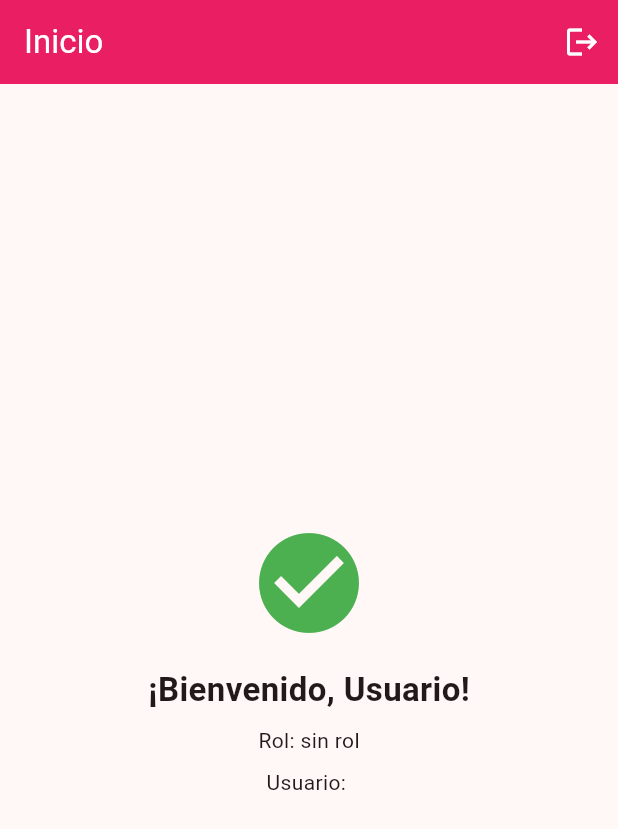
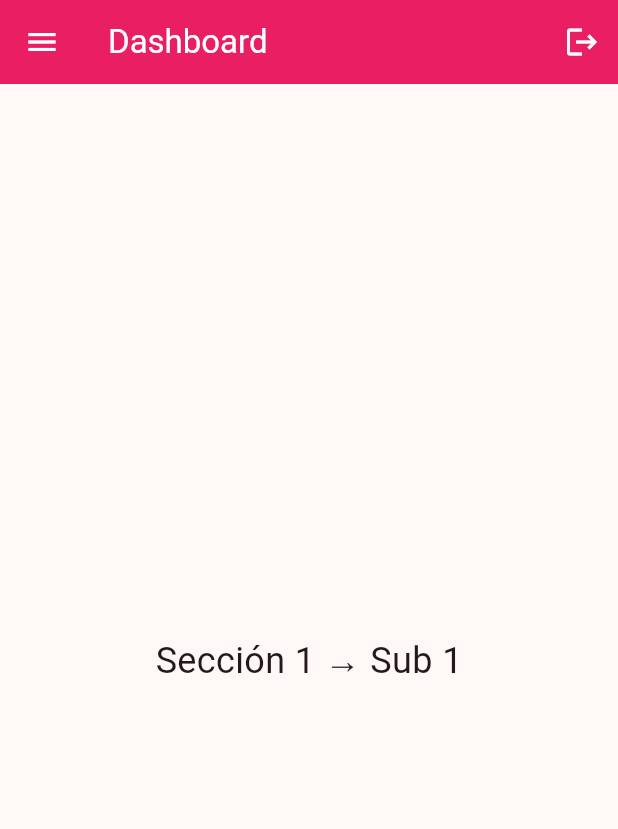
Before and after one commit to omarRV2216/agendaFront, a Flutter app: the HomeScreen screen opened directly, on a phone screen of 412 x 824 dp. Shown: the top 829 px of the screen. Run offline on Flutter 3.47's test engine with Material 3 defaults, Android fonts, the phone set to English and light mode, and no system bars; our stand-ins replace dio, shared_preferences; accounts and stored records are empty.

Commit message:
changes- login, home, create deashboard

```diff
--- /dev/null
+++ b/lib/screens/dashboard/dashboard.dart
@@ -0,0 +1,286 @@
+import 'package:flutter/material.dart';
+import 'package:provider/provider.dart';
+import 'package:schedulefront/providers/auth_provider.dart';
+import 'package:schedulefront/screens/dashboard/menu_items.dart';
+import 'package:schedulefront/screens/dashboard/pages/page_2_1.dart';
+import '../login.dart';
+import 'pages/page_1_1.dart';
+import 'pages/page_1_2.dart';
+
+class DashboardScreen extends StatefulWidget {
+  const DashboardScreen({super.key});
+
+  @override
+  State<DashboardScreen> createState() => _DashboardScreenState();
+}
+
+class _DashboardScreenState extends State<DashboardScreen> {
+  SubMenuItem? _currentItem;
+  late final List<MenuSection> _sections;
+
+  @override
+  void initState() {
+    super.initState();
+
+    _sections = [
+      MenuSection(
+        title: 'Citas',
+        icon: Icons.folder,
+        items: [
+          SubMenuItem(
+            title: 'Todas las citas',
+            icon: Icons.insert_drive_file,
+            page: const Page11(),
+          ),
+          SubMenuItem(
+            title: 'Calendario',
+            icon: Icons.insert_drive_file,
+            page: const Page12(),
+          ),
+        ],
+      ),
+      MenuSection(
+        title: 'Empleados',
+        icon: Icons.work,
+        items: [
+          SubMenuItem(
+            title: 'Lista de empleados',
+            icon: Icons.assignment,
+            page: const Page21(),
+          ),
+        ],
+      ),
+      MenuSection(
+        title: 'Servicios',
+        icon: Icons.work,
+        items: [
+          SubMenuItem(
+            title: 'Catalogo',
+            icon: Icons.assignment,
+            page: const Page21(),
+          ),
+          SubMenuItem(
+            title: 'Crear Servicio',
+            icon: Icons.assignment,
+            page: const Page21(),
+          ),
+        ],
+      ),
+    ];
+
+    _currentItem = _sections.first.items.first;
+  }
+
+  void _selectItem(SubMenuItem item) {
+    setState(() {
+      _currentItem = item;
+    });
+  }
+
+  /// Cierra la sesión y regresa al login
+  Future<void> _logout() async {
+    final confirmed = await showDialog<bool>(
+      context: context,
+      builder: (context) => AlertDialog(
+        title: const Text('Cerrar sesión'),
+        content: const Text('¿Estás seguro que quieres cerrar sesión?'),
+        actions: [
+          TextButton(
+            onPressed: () => Navigator.pop(context, false),
+            child: const Text('Cancelar'),
+          ),
+          TextButton(
+            onPressed: () => Navigator.pop(context, true),
+            child: const Text('Sí, cerrar'),
+          ),
+        ],
+      ),
+    );
+
+    if (confirmed != true) return;
+
+    if (!mounted) return;
+
+    final authProvider = context.read<AuthProvider>();
+    await authProvider.logout();
+
+    if (!mounted) return;
+
+    Navigator.pushReplacement(
+      context,
+      MaterialPageRoute(builder: (_) => const LoginScreen()),
+    );
+  }
+
+  @override
+  Widget build(BuildContext context) {
+    final isWide = MediaQuery.of(context).size.width >= 800;
+    final authProvider = context.watch<AuthProvider>();
+    final user = authProvider.user;
+
+    return Scaffold(
+      appBar: AppBar(
+        title: const Text('Dashboard'),
+        backgroundColor: Colors.pink,
+        foregroundColor: Colors.white,
+
+        actions: [
+
+          if (user != null)
+            Padding(
+              padding: const EdgeInsets.symmetric(horizontal: 8),
+              child: Center(
+                child: Text(
+                  user.name,
+                  style: const TextStyle(fontSize: 14),
+                ),
+              ),
+            ),
+
+          // Botón de logout
+          IconButton(
+            icon: const Icon(Icons.logout),
+            tooltip: 'Cerrar sesión',
+            onPressed: _logout,
+          ),
+        ],
+      ),
+      drawer: isWide ? null : _buildDrawer(isWide),
+      body: isWide
+          ? Row(
+        children: [
+          SizedBox(
+            width: 280,
+            child: _buildSidebar(isWide),
+          ),
+          const VerticalDivider(width: 1),
+          Expanded(child: _buildContent()),
+        ],
+      )
+          : _buildContent(),
+    );
+  }
+
+  Widget _buildSidebar(bool isWide) {
+    return Container(
+      color: Colors.grey.shade100,
+      child: ListView(
+        padding: EdgeInsets.zero,
+        children: [
+          const SizedBox(height: 16),
+          ..._sections.map((s) => _buildSection(s, isWide)).toList(),
+        ],
+      ),
+    );
+  }
+
+  Widget _buildDrawer(bool isWide) {
+    return Drawer(
+      child: SafeArea(
+        child: Column(
+          children: [
+            // Header del drawer con info del usuario
+            Container(
+              color: Colors.pink,
+              padding: const EdgeInsets.all(16),
+              width: double.infinity,
+              child: Column(
+                crossAxisAlignment: CrossAxisAlignment.start,
+                children: [
+                  const Icon(Icons.spa, color: Colors.white, size: 40),
+                  const SizedBox(height: 8),
+                  const Text(
+                    'Nail Salon',
+                    style: TextStyle(
+                      color: Colors.white,
+                      fontSize: 22,
+                      fontWeight: FontWeight.bold,
+                    ),
+                  ),
+                ],
+              ),
+            ),
+
+            // Secciones
+            Expanded(
+              child: ListView(
+                padding: EdgeInsets.zero,
+                children: _sections
+                    .map((s) => _buildSection(s, isWide))
+                    .toList(),
+              ),
+            ),
+
+            // 👇 Logout al final del drawer (opcional)
+            const Divider(height: 1),
+            ListTile(
+              leading: const Icon(Icons.logout, color: Colors.red),
+              title: const Text(
+                'Cerrar sesión',
+                style: TextStyle(color: Colors.red),
+              ),
+              onTap: () {
+                Navigator.pop(context);   // cierra el drawer
+                _logout();                // luego logout
+              },
+            ),
+          ],
+        ),
+      ),
+    );
+  }
+
+  Widget _buildSection(MenuSection section, bool isWide) {
+    return ExpansionTile(
+      leading: Icon(section.icon, color: Colors.pink),
+      title: Text(
+        section.title,
+        style: const TextStyle(fontWeight: FontWeight.bold),
+      ),
+      initiallyExpanded: _isSectionExpanded(section),
+      children:
+      section.items.map((item) => _buildSubItem(item, isWide)).toList(),
+    );
+  }
+
+  bool _isSectionExpanded(MenuSection section) {
+    return section.items.contains(_currentItem);
+  }
+
+  Widget _buildSubItem(SubMenuItem item, bool isWide) {
+    final isSelected = _currentItem == item;
+
+    return ListTile(
+      contentPadding: const EdgeInsets.only(left: 40, right: 16),
+      leading: Icon(
+        item.icon,
+        color: isSelected ? Colors.pink : Colors.grey.shade700,
+        size: 20,
+      ),
+      title: Text(
+        item.title,
+        style: TextStyle(
+          color: isSelected ? Colors.pink : Colors.black87,
+          fontWeight: isSelected ? FontWeight.bold : FontWeight.normal,
+        ),
+      ),
+      tileColor: isSelected ? Colors.pink.withOpacity(0.1) : null,
+      selected: isSelected,
+      selectedTileColor: Colors.pink.withOpacity(0.1),
+      onTap: () {
+        _selectItem(item);
+
+        if (!isWide) {
+          Navigator.of(context).pop();
+        }
+      },
+    );
+  }
+
+  Widget _buildContent() {
+    if (_currentItem == null) {
+      return const Center(child: Text('Selecciona una opción del menú'));
+    }
+    return _currentItem!.page;
+  }
+}
--- /dev/null
+++ b/lib/screens/dashboard/menu_items.dart
@@ -0,0 +1,27 @@
+import 'package:flutter/material.dart';
+
+/// Representa una opción de submenú (la "subsección")
+class SubMenuItem {
+  final String title;
+  final IconData icon;
+  final Widget page;
+
+  SubMenuItem({
+    required this.title,
+    required this.icon,
+    required this.page,
+  });
+}
+
+/// Representa un grupo del menú (la "sección")
+class MenuSection {
+  final String title;
+  final IconData icon;
+  final List<SubMenuItem> items;
+
+  MenuSection({
+    required this.title,
+    required this.icon,
+    required this.items,
+  });
+}
--- /dev/null
+++ b/lib/screens/dashboard/pages/page_1_1.dart
@@ -0,0 +1,15 @@
+import 'package:flutter/material.dart';
+
+class Page11 extends StatelessWidget {
+  const Page11({super.key});
+
+  @override
+  Widget build(BuildContext context) {
+    return const Center(
+      child: Text(
+        'Sección 1 → Sub 1',
+        style: TextStyle(fontSize: 24),
+      ),
+    );
+  }
+}
--- /dev/null
+++ b/lib/screens/dashboard/pages/page_1_2.dart
@@ -0,0 +1,15 @@
+import 'package:flutter/material.dart';
+
+class Page12 extends StatelessWidget {
+  const Page12({super.key});
+
+  @override
+  Widget build(BuildContext context) {
+    return const Center(
+      child: Text(
+        'Sección 1 → Sub 2',
+        style: TextStyle(fontSize: 24),
+      ),
+    );
+  }
+}
--- /dev/null
+++ b/lib/screens/dashboard/pages/page_2_1.dart
@@ -0,0 +1,15 @@
+import 'package:flutter/material.dart';
+
+class Page21 extends StatelessWidget {
+  const Page21({super.key});
+
+  @override
+  Widget build(BuildContext context) {
+    return const Center(
+      child: Text(
+        'Sección 2 → Sub 1',
+        style: TextStyle(fontSize: 24),
+      ),
+    );
+  }
+}
--- a/lib/screens/home.dart
+++ b/lib/screens/home.dart
@@ -1,5 +1,6 @@
 import 'package:flutter/material.dart';
 import 'package:provider/provider.dart';
+import 'package:schedulefront/screens/dashboard/dashboard.dart';
 import 'package:schedulefront/screens/login.dart';
 import '../providers/auth_provider.dart';
 
@@ -9,45 +10,9 @@ class HomeScreen extends StatelessWidget {
   @override
   Widget build(BuildContext context) {
     final authProvider = context.watch<AuthProvider>();
-    final user = authProvider.user;
 
     return Scaffold(
-      appBar: AppBar(
-        title: const Text('Inicio'),
-        backgroundColor: Colors.pink,
-        foregroundColor: Colors.white,
-        actions: [
-          IconButton(
-            icon: const Icon(Icons.logout),
-            onPressed: () async {
-              await authProvider.logout();
-              if (context.mounted) {
-                Navigator.pushReplacement(
-                  context,
-                  MaterialPageRoute(builder: (_) => const LoginScreen()),
-                );
-              }
-            },
-          ),
-        ],
-      ),
-      body: Center(
-        child: Column(
-          mainAxisAlignment: MainAxisAlignment.center,
-          children: [
-            const Icon(Icons.check_circle, size: 80, color: Colors.green),
-            const SizedBox(height: 16),
-            Text(
-              '¡Bienvenido, ${user?.name ?? "Usuario"}!',
-              style: const TextStyle(fontSize: 22, fontWeight: FontWeight.bold),
-            ),
-            const SizedBox(height: 8),
-            Text('Rol: ${user?.roleDisplay ?? "sin rol"}'),
-            const SizedBox(height: 8),
-            Text('Usuario: ${user?.username ?? ""}'),
-          ],
-        ),
-      ),
+      body: const DashboardScreen(),
     );
   }
 }
--- a/lib/screens/login.dart
+++ b/lib/screens/login.dart
@@ -79,7 +79,9 @@ class _LoginScreenState extends State<LoginScreen> {
                   const SizedBox(height: 40),
 
                   // Username
-                  TextFormField(
+                  SizedBox(
+                    width: 500,   // 👈 ancho fijo en píxeles
+                    child: TextFormField(
                       controller: _usernameController,
                       decoration: const InputDecoration(
                         labelText: 'Usuario',
@@ -94,10 +96,15 @@ class _LoginScreenState extends State<LoginScreen> {
                         return null;
                       },
                     ),
+                  ),
+
                   const SizedBox(height: 16),
 
                   // Password
-                  TextFormField(
+
+                  SizedBox(
+                    width: 500,   // 👈 ancho fijo en píxeles
+                    child: TextFormField(
                       controller: _passwordController,
                       obscureText: _obscurePassword,
                       decoration: InputDecoration(
@@ -122,11 +129,13 @@ class _LoginScreenState extends State<LoginScreen> {
                         return null;
                       },
                     ),
+                  ),
+
                   const SizedBox(height: 24),
 
                   // Botón
                   SizedBox(
-                    width: double.infinity,
+                    width: 500,
                     height: 50,
                     child: ElevatedButton(
                       onPressed: authProvider.loading ? null : _submit,
```
Lines whose indentation alone changed are shown as unchanged.
